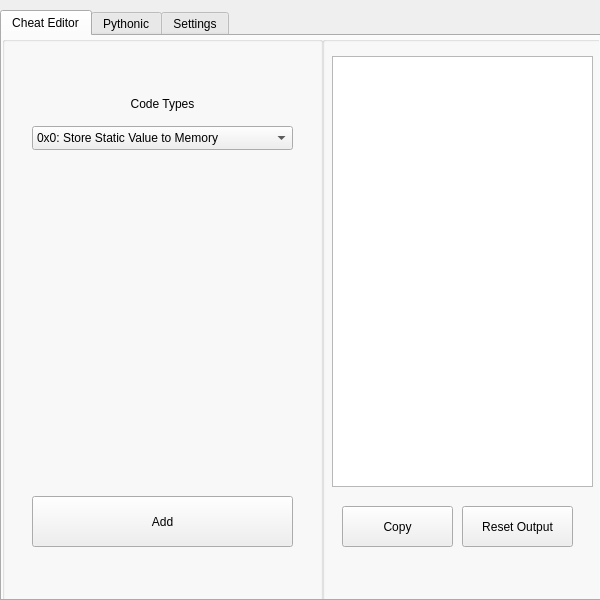
This is AMScheat/layout/layout.ui in MCMi460/AMSCheatTool as Qt 5 draws it before an edit. The edited form follows.
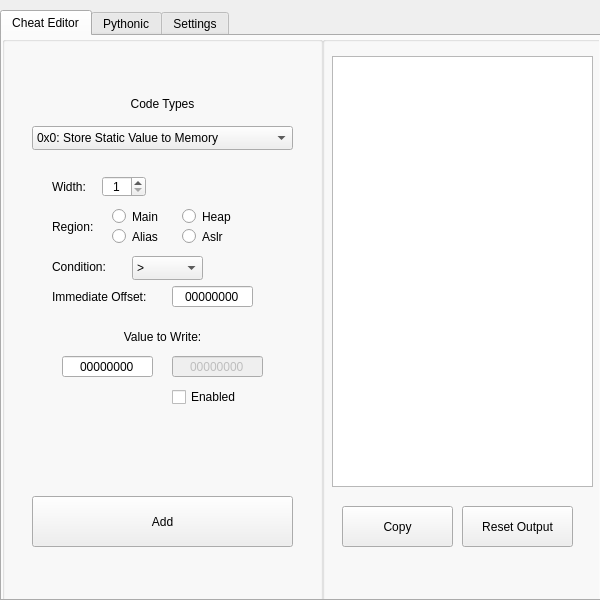
This is the edited form. The open tabs and pages were chosen to show the change.

What changed in the file:
```diff
--- a/AMScheat/layout/layout.ui
+++ b/AMScheat/layout/layout.ui
@@ -395,7 +395,278 @@
         </property>
        </widget>
       </widget>
-      <widget class="QWidget" name="page_2"/>
+      <widget class="QWidget" name="page_2">
+       <widget class="QSpinBox" name="spinBox_2">
+        <property name="geometry">
+         <rect>
+          <x>70</x>
+          <y>20</y>
+          <width>44</width>
+          <height>21</height>
+         </rect>
+        </property>
+        <property name="alignment">
+         <set>Qt::AlignCenter</set>
+        </property>
+        <property name="minimum">
+         <number>1</number>
+        </property>
+        <property name="maximum">
+         <number>8</number>
+        </property>
+        <property name="singleStep">
+         <number>2</number>
+        </property>
+       </widget>
+       <widget class="QLabel" name="label_7">
+        <property name="geometry">
+         <rect>
+          <x>20</x>
+          <y>20</y>
+          <width>41</width>
+          <height>21</height>
+         </rect>
+        </property>
+        <property name="text">
+         <string>Width:</string>
+        </property>
+       </widget>
+       <widget class="QRadioButton" name="radioButton_5">
+        <property name="geometry">
+         <rect>
+          <x>80</x>
+          <y>50</y>
+          <width>61</width>
+          <height>21</height>
+         </rect>
+        </property>
+        <property name="text">
+         <string>Main</string>
+        </property>
+       </widget>
+       <widget class="QRadioButton" name="radioButton_6">
+        <property name="geometry">
+         <rect>
+          <x>150</x>
+          <y>50</y>
+          <width>61</width>
+          <height>21</height>
+         </rect>
+        </property>
+        <property name="text">
+         <string>Heap</string>
+        </property>
+       </widget>
+       <widget class="QRadioButton" name="radioButton_7">
+        <property name="geometry">
+         <rect>
+          <x>80</x>
+          <y>70</y>
+          <width>61</width>
+          <height>21</height>
+         </rect>
+        </property>
+        <property name="text">
+         <string>Alias</string>
+        </property>
+       </widget>
+       <widget class="QLabel" name="label_8">
+        <property name="geometry">
+         <rect>
+          <x>20</x>
+          <y>50</y>
+          <width>51</width>
+          <height>41</height>
+         </rect>
+        </property>
+        <property name="text">
+         <string>Region:</string>
+        </property>
+       </widget>
+       <widget class="QRadioButton" name="radioButton_8">
+        <property name="geometry">
+         <rect>
+          <x>150</x>
+          <y>70</y>
+          <width>61</width>
+          <height>21</height>
+         </rect>
+        </property>
+        <property name="text">
+         <string>Aslr</string>
+        </property>
+       </widget>
+       <widget class="QLineEdit" name="lineEdit_7">
+        <property name="enabled">
+         <bool>false</bool>
+        </property>
+        <property name="geometry">
+         <rect>
+          <x>140</x>
+          <y>200</y>
+          <width>91</width>
+          <height>21</height>
+         </rect>
+        </property>
+        <property name="text">
+         <string>00000000</string>
+        </property>
+        <property name="maxLength">
+         <number>8</number>
+        </property>
+        <property name="alignment">
+         <set>Qt::AlignCenter</set>
+        </property>
+       </widget>
+       <widget class="QLabel" name="label_9">
+        <property name="geometry">
+         <rect>
+          <x>20</x>
+          <y>170</y>
+          <width>221</width>
+          <height>21</height>
+         </rect>
+        </property>
+        <property name="text">
+         <string>Value to Write:</string>
+        </property>
+        <property name="alignment">
+         <set>Qt::AlignCenter</set>
+        </property>
+       </widget>
+       <widget class="QLabel" name="label_10">
+        <property name="geometry">
+         <rect>
+          <x>20</x>
+          <y>100</y>
+          <width>71</width>
+          <height>21</height>
+         </rect>
+        </property>
+        <property name="text">
+         <string>Condition:</string>
+        </property>
+       </widget>
+       <widget class="QLineEdit" name="lineEdit_5">
+        <property name="geometry">
+         <rect>
+          <x>140</x>
+          <y>130</y>
+          <width>81</width>
+          <height>21</height>
+         </rect>
+        </property>
+        <property name="text">
+         <string>00000000</string>
+        </property>
+        <property name="maxLength">
+         <number>8</number>
+        </property>
+        <property name="alignment">
+         <set>Qt::AlignCenter</set>
+        </property>
+       </widget>
+       <widget class="QLabel" name="label_11">
+        <property name="geometry">
+         <rect>
+          <x>20</x>
+          <y>130</y>
+          <width>121</width>
+          <height>21</height>
+         </rect>
+        </property>
+        <property name="text">
+         <string>Immediate Offset:</string>
+        </property>
+       </widget>
+       <widget class="QCheckBox" name="checkBox_2">
+        <property name="geometry">
+         <rect>
+          <x>140</x>
+          <y>230</y>
+          <width>91</width>
+          <height>22</height>
+         </rect>
+        </property>
+        <property name="text">
+         <string>Enabled</string>
+        </property>
+       </widget>
+       <widget class="QLineEdit" name="lineEdit_6">
+        <property name="geometry">
+         <rect>
+          <x>30</x>
+          <y>200</y>
+          <width>91</width>
+          <height>21</height>
+         </rect>
+        </property>
+        <property name="text">
+         <string>00000000</string>
+        </property>
+        <property name="maxLength">
+         <number>8</number>
+        </property>
+        <property name="alignment">
+         <set>Qt::AlignCenter</set>
+        </property>
+       </widget>
+       <widget class="QComboBox" name="comboBox_2">
+        <property name="geometry">
+         <rect>
+          <x>100</x>
+          <y>100</y>
+          <width>71</width>
+          <height>24</height>
+         </rect>
+        </property>
+        <item>
+         <property name="text">
+          <string>&gt;</string>
+         </property>
+        </item>
+        <item>
+         <property name="text">
+          <string>&gt;=</string>
+         </property>
+        </item>
+        <item>
+         <property name="text">
+          <string>&lt;</string>
+         </property>
+        </item>
+        <item>
+         <property name="text">
+          <string>&lt;=</string>
+         </property>
+        </item>
+        <item>
+         <property name="text">
+          <string>==</string>
+         </property>
+        </item>
+        <item>
+         <property name="text">
+          <string>!=</string>
+         </property>
+        </item>
+       </widget>
+      </widget>
+      <widget class="QWidget" name="page_3">
+       <widget class="QCheckBox" name="checkBox_3">
+        <property name="geometry">
+         <rect>
+          <x>20</x>
+          <y>20</y>
+          <width>91</width>
+          <height>22</height>
+         </rect>
+        </property>
+        <property name="text">
+         <string>Else Block</string>
+        </property>
+       </widget>
+      </widget>
      </widget>
     </widget>
     <widget class="QGroupBox" name="groupBox_2">
```
Left out of the diff: 8 changed lines with no effect on the pictures.
